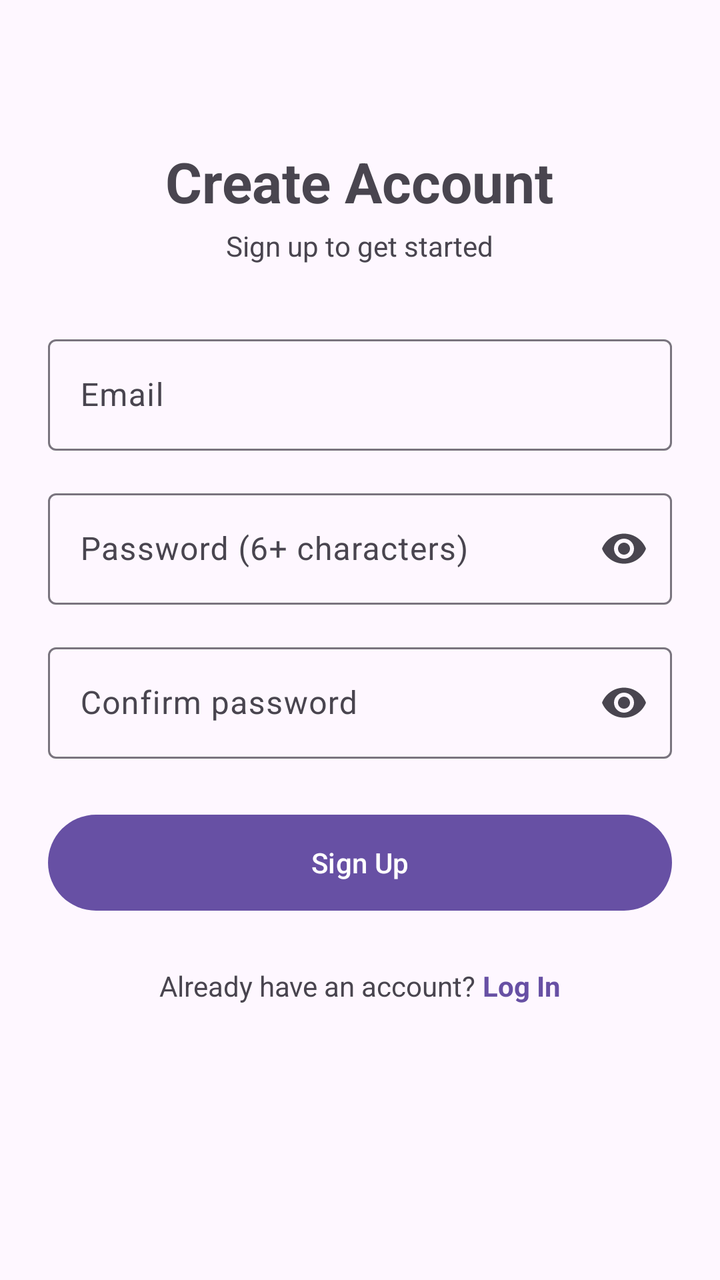
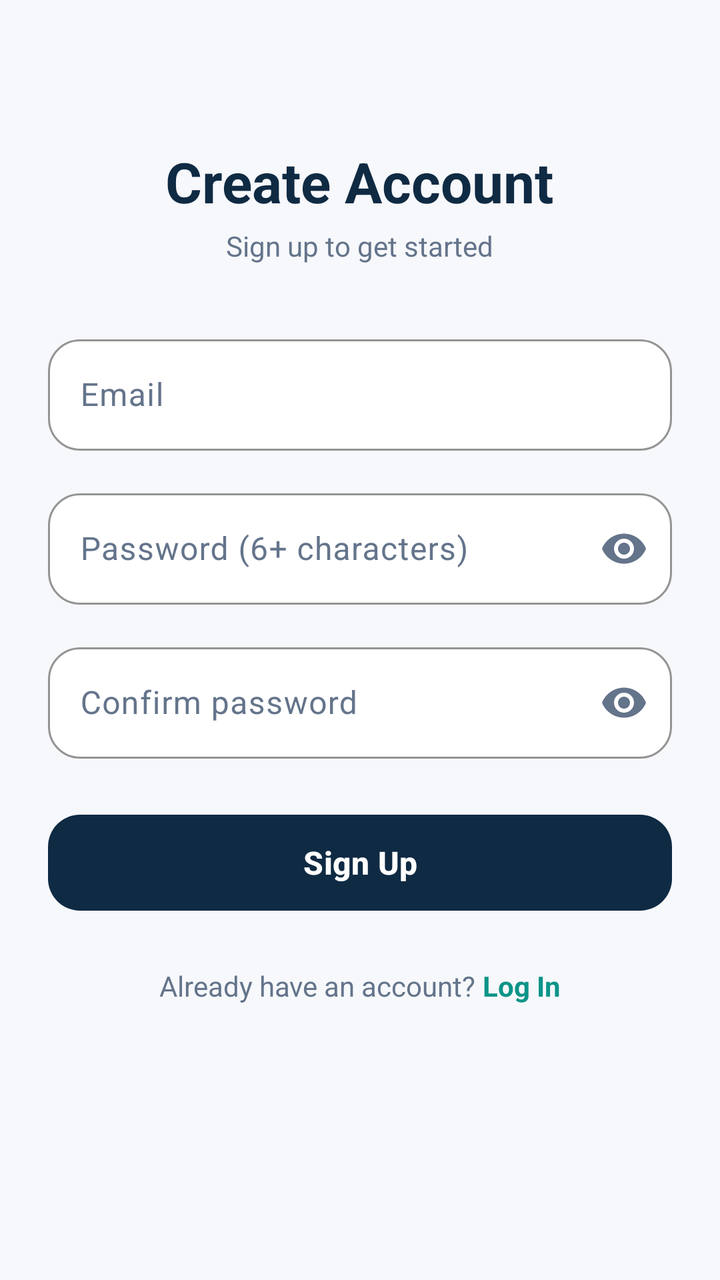

An Android layout rendered at two revisions. The XML below is the earlier revision; the diff shows what the commit changed to produce the second picture.
<!-- AndroidManifest.xml: application theme Theme.SOFE4640UFinalProject -->
<!-- res/layout/activity_sign_up.xml -->
<?xml version="1.0" encoding="utf-8"?>
<ScrollView xmlns:android="http://schemas.android.com/apk/res/android"
    xmlns:app="http://schemas.android.com/apk/res-auto"
    android:id="@+id/main"
    android:layout_width="match_parent"
    android:layout_height="match_parent"
    android:fillViewport="true">

    <LinearLayout
        android:layout_width="match_parent"
        android:layout_height="wrap_content"
        android:gravity="center_horizontal"
        android:orientation="vertical"
        android:padding="24dp">

        <TextView
            android:layout_width="wrap_content"
            android:layout_height="wrap_content"
            android:layout_marginTop="48dp"
            android:text="Create Account"
            android:textSize="28sp"
            android:textStyle="bold" />

        <TextView
            android:layout_width="wrap_content"
            android:layout_height="wrap_content"
            android:layout_marginTop="4dp"
            android:text="Sign up to get started" />

        <com.google.android.material.textfield.TextInputLayout
            style="@style/Widget.Material3.TextInputLayout.OutlinedBox"
            android:layout_width="match_parent"
            android:layout_height="wrap_content"
            android:layout_marginTop="32dp"
            android:hint="Email">

            <com.google.android.material.textfield.TextInputEditText
                android:id="@+id/etEmail"
                android:layout_width="match_parent"
                android:layout_height="wrap_content"
                android:inputType="textEmailAddress" />
        </com.google.android.material.textfield.TextInputLayout>

        <com.google.android.material.textfield.TextInputLayout
            style="@style/Widget.Material3.TextInputLayout.OutlinedBox"
            android:layout_width="match_parent"
            android:layout_height="wrap_content"
            android:layout_marginTop="16dp"
            android:hint="Password (6+ characters)"
            app:endIconMode="password_toggle">

            <com.google.android.material.textfield.TextInputEditText
                android:id="@+id/etPassword"
                android:layout_width="match_parent"
                android:layout_height="wrap_content"
                android:inputType="textPassword" />
        </com.google.android.material.textfield.TextInputLayout>

        <com.google.android.material.textfield.TextInputLayout
            style="@style/Widget.Material3.TextInputLayout.OutlinedBox"
            android:layout_width="match_parent"
            android:layout_height="wrap_content"
            android:layout_marginTop="16dp"
            android:hint="Confirm password"
            app:endIconMode="password_toggle">

            <com.google.android.material.textfield.TextInputEditText
                android:id="@+id/etConfirm"
                android:layout_width="match_parent"
                android:layout_height="wrap_content"
                android:inputType="textPassword" />
        </com.google.android.material.textfield.TextInputLayout>

        <com.google.android.material.button.MaterialButton
            android:id="@+id/btnSignUp"
            android:layout_width="match_parent"
            android:layout_height="56dp"
            android:layout_marginTop="24dp"
            android:text="Sign Up" />

        <LinearLayout
            android:layout_width="wrap_content"
            android:layout_height="wrap_content"
            android:layout_marginTop="24dp"
            android:orientation="horizontal">

            <TextView
                android:layout_width="wrap_content"
                android:layout_height="wrap_content"
                android:text="Already have an account? " />

            <TextView
                android:id="@+id/tvGoToLogin"
                android:layout_width="wrap_content"
                android:layout_height="wrap_content"
                android:text="Log In"
                android:textColor="?attr/colorPrimary"
                android:textStyle="bold" />
        </LinearLayout>
    </LinearLayout>
</ScrollView>
<!-- resources referenced by this layout -->
<resources>
  <style name="Theme.SOFE4640UFinalProject" parent="Base.Theme.SOFE4640UFinalProject" />
  <style name="Base.Theme.SOFE4640UFinalProject" parent="Theme.Material3.DayNight.NoActionBar">
          
          
      </style>
</resources>

<!-- the commit's change to res/layout/activity_sign_up.xml (unified diff, before → after) -->
@@ -4,6 +4,7 @@
     android:id="@+id/main"
     android:layout_width="match_parent"
     android:layout_height="match_parent"
+    android:background="@color/bg_main"
     android:fillViewport="true">
 
     <LinearLayout
@@ -18,6 +19,7 @@
             android:layout_height="wrap_content"
             android:layout_marginTop="48dp"
             android:text="Create Account"
+            android:textColor="@color/primary"
             android:textSize="28sp"
             android:textStyle="bold" />
 
@@ -25,20 +27,30 @@
             android:layout_width="wrap_content"
             android:layout_height="wrap_content"
             android:layout_marginTop="4dp"
-            android:text="Sign up to get started" />
+            android:text="Sign up to get started"
+            android:textColor="@color/text_secondary" />
 
         <com.google.android.material.textfield.TextInputLayout
             style="@style/Widget.Material3.TextInputLayout.OutlinedBox"
             android:layout_width="match_parent"
             android:layout_height="wrap_content"
             android:layout_marginTop="32dp"
-            android:hint="Email">
+            android:hint="Email"
+            android:textColorHint="@color/text_secondary"
+            app:boxBackgroundColor="@color/surface"
+            app:boxCornerRadiusBottomEnd="16dp"
+            app:boxCornerRadiusBottomStart="16dp"
+            app:boxCornerRadiusTopEnd="16dp"
+            app:boxCornerRadiusTopStart="16dp"
+            app:boxStrokeColor="@color/accent"
+            app:hintTextColor="@color/accent_dark">
 
             <com.google.android.material.textfield.TextInputEditText
                 android:id="@+id/etEmail"
                 android:layout_width="match_parent"
                 android:layout_height="wrap_content"
-                android:inputType="textEmailAddress" />
+                android:inputType="textEmailAddress"
+                android:textColor="@color/text_primary" />
         </com.google.android.material.textfield.TextInputLayout>
 
         <com.google.android.material.textfield.TextInputLayout
@@ -47,13 +59,23 @@
             android:layout_height="wrap_content"
             android:layout_marginTop="16dp"
             android:hint="Password (6+ characters)"
-            app:endIconMode="password_toggle">
+            android:textColorHint="@color/text_secondary"
+            app:boxBackgroundColor="@color/surface"
+            app:boxCornerRadiusBottomEnd="16dp"
+            app:boxCornerRadiusBottomStart="16dp"
+            app:boxCornerRadiusTopEnd="16dp"
+            app:boxCornerRadiusTopStart="16dp"
+            app:boxStrokeColor="@color/accent"
+            app:endIconMode="password_toggle"
+            app:endIconTint="@color/text_secondary"
+            app:hintTextColor="@color/accent_dark">
 
             <com.google.android.material.textfield.TextInputEditText
                 android:id="@+id/etPassword"
                 android:layout_width="match_parent"
                 android:layout_height="wrap_content"
-                android:inputType="textPassword" />
+                android:inputType="textPassword"
+                android:textColor="@color/text_primary" />
         </com.google.android.material.textfield.TextInputLayout>
 
         <com.google.android.material.textfield.TextInputLayout
@@ -62,13 +84,23 @@
             android:layout_height="wrap_content"
             android:layout_marginTop="16dp"
             android:hint="Confirm password"
-            app:endIconMode="password_toggle">
+            android:textColorHint="@color/text_secondary"
+            app:boxBackgroundColor="@color/surface"
+            app:boxCornerRadiusBottomEnd="16dp"
+            app:boxCornerRadiusBottomStart="16dp"
+            app:boxCornerRadiusTopEnd="16dp"
+            app:boxCornerRadiusTopStart="16dp"
+            app:boxStrokeColor="@color/accent"
+            app:endIconMode="password_toggle"
+            app:endIconTint="@color/text_secondary"
+            app:hintTextColor="@color/accent_dark">
 
             <com.google.android.material.textfield.TextInputEditText
                 android:id="@+id/etConfirm"
                 android:layout_width="match_parent"
                 android:layout_height="wrap_content"
-                android:inputType="textPassword" />
+                android:inputType="textPassword"
+                android:textColor="@color/text_primary" />
         </com.google.android.material.textfield.TextInputLayout>
 
         <com.google.android.material.button.MaterialButton
@@ -76,7 +108,12 @@
             android:layout_width="match_parent"
             android:layout_height="56dp"
             android:layout_marginTop="24dp"
-            android:text="Sign Up" />
+            android:text="Sign Up"
+            android:textColor="@color/surface"
+            android:textSize="16sp"
+            android:textStyle="bold"
+            app:backgroundTint="@color/primary"
+            app:cornerRadius="16dp" />
 
         <LinearLayout
             android:layout_width="wrap_content"
@@ -87,14 +124,15 @@
             <TextView
                 android:layout_width="wrap_content"
                 android:layout_height="wrap_content"
-                android:text="Already have an account? " />
+                android:text="Already have an account? "
+                android:textColor="@color/text_secondary" />
 
             <TextView
                 android:id="@+id/tvGoToLogin"
                 android:layout_width="wrap_content"
                 android:layout_height="wrap_content"
                 android:text="Log In"
-                android:textColor="?attr/colorPrimary"
+                android:textColor="@color/accent_dark"
                 android:textStyle="bold" />
         </LinearLayout>
     </LinearLayout>
<!-- resource entries referenced after the edit -->
@@ -1,5 +1,12 @@
 <!-- resources referenced by this layout -->
 <resources>
+  <color name="accent">#14B8A6</color>
+  <color name="accent_dark">#0D9488</color>
+  <color name="bg_main">#F6F8FB</color>
+  <color name="primary">#0F2A43</color>
+  <color name="surface">#FFFFFF</color>
+  <color name="text_primary">#0F172A</color>
+  <color name="text_secondary">#64748B</color>
   <style name="Theme.SOFE4640UFinalProject" parent="Base.Theme.SOFE4640UFinalProject" />
   <style name="Base.Theme.SOFE4640UFinalProject" parent="Theme.Material3.DayNight.NoActionBar">
           
